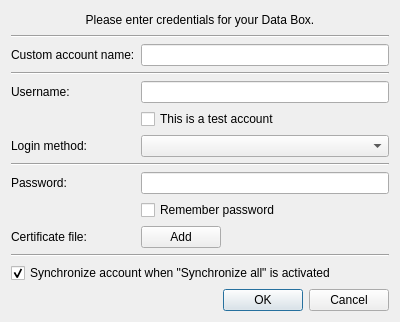
This is src/gui/ui/dlg_create_account.ui in psakar/datovka as Qt 5 draws it before an edit. The edited form follows.
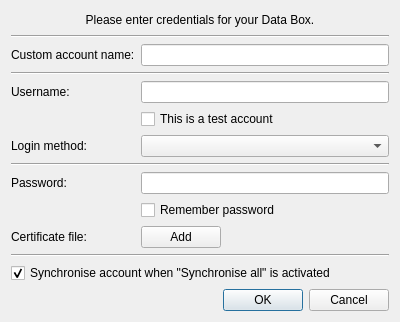
This is the edited form. Icons and pictures are not drawn.

Patch:
```diff
--- a/src/gui/ui/dlg_create_account.ui
+++ b/src/gui/ui/dlg_create_account.ui
@@ -212,7 +212,7 @@
    <item>
     <widget class="QCheckBox" name="synchroCheckBox">
      <property name="text">
-      <string>Synchronize account when &quot;Synchronize all&quot; is activated</string>
+      <string>Synchronise account when &quot;Synchronise all&quot; is activated</string>
      </property>
      <property name="checked">
       <bool>true</bool>
```
